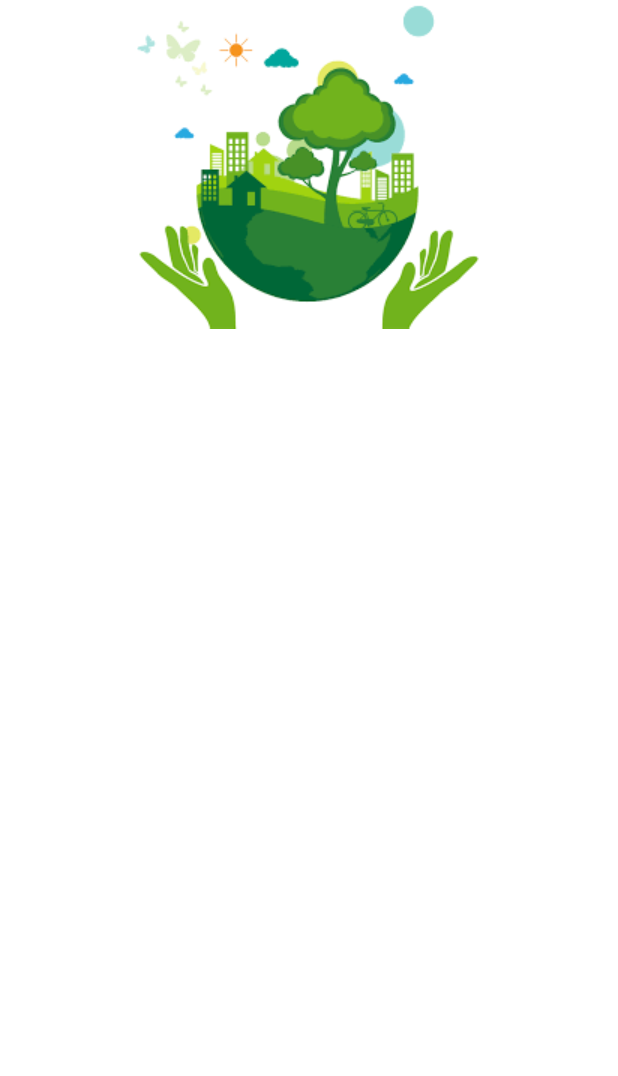
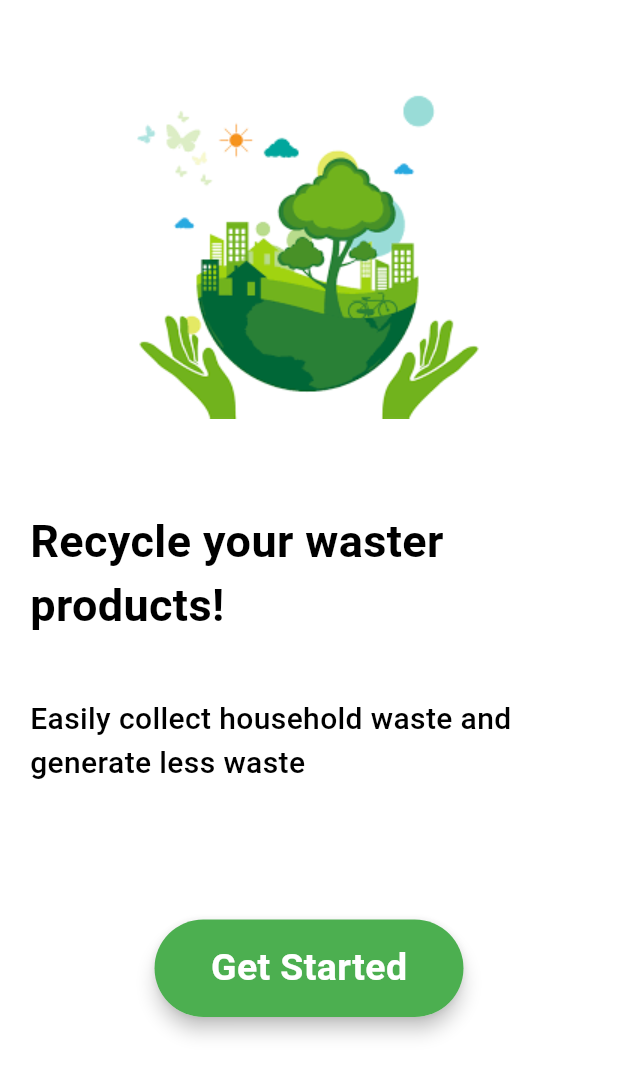
Before and after one commit to SalehTanvir/Recycle-App, a Flutter app: the screen it shows after launch, on a phone screen of 412 x 824 dp. Shown: the top 1076 px of the screen. Run offline on Flutter 3.47's test engine with Material 3 defaults, Android fonts, the phone set to English and light mode, and no system bars.

Commit message:
"front page"

```diff
--- a/lib/pages/features.dart
+++ b/lib/pages/features.dart
@@ -1,6 +1,7 @@
 //onboarding.dart
 
 import 'package:flutter/material.dart';
+import 'package:recycle_app/services/widget_support.dart';
 
 
 class Features extends StatefulWidget {
@@ -17,8 +18,34 @@ class _FeaturesState extends State<Features> {
       backgroundColor: Colors.white,
       body: Center(
 
-        child: Column( children: [
-          Image.asset("images/feature1.png", fit: BoxFit.fitWidth,)
+        child: Column(
+          children: [
+            SizedBox(height: 60.0,),
+          Image.asset("images/feature1.png", fit: BoxFit.fitWidth),
+          SizedBox(height: 60.0,),
+          Padding(padding: const EdgeInsets.only(left:20.0 ),
+          child: Text("Recycle your waster products!", style: AppWidget.headlinetextstyle(30.0),),
+
+          ),
+           SizedBox(height: 40.0,),
+           Padding(padding: const EdgeInsets.only(left: 20.0, right: 20.0),
+           child: Text(
+            "Easily collect household waste and generate less waste",
+           style: AppWidget.normaltextstyle(20.0),
+           ),
+           ),
+           SizedBox(height: 90.0,),
+          Material(
+            elevation: 5.0,
+            borderRadius: BorderRadius.circular(45),
+            child: Container(
+              height: 65,
+              width: MediaQuery.of(context).size.width/2,
+              decoration: BoxDecoration(color: Colors.green, borderRadius: BorderRadius.circular(45)),
+              child: Center(child: Text("Get Started", style: AppWidget.whitetextstyle(25.0))),
+
+            ),
+          )
 
         ],),
       ),
--- /dev/null
+++ b/lib/pages/home.dart
@@ -0,0 +1 @@
+import 'package:flutter/material.dart';
--- a/lib/services/widget_support.dart
+++ b/lib/services/widget_support.dart
@@ -0,0 +1,24 @@
+import 'package:flutter/material.dart';
+
+class AppWidget{
+  static TextStyle headlinetextstyle(double size) {
+    return TextStyle(color: Colors.black,
+     fontSize: size,
+      fontWeight: FontWeight.bold
+      );
+  }
+
+    static TextStyle normaltextstyle(double size) {
+    return TextStyle(color: Colors.black,
+     fontSize: size,
+      fontWeight: FontWeight.w500,
+       );
+  }
+    static TextStyle whitetextstyle(double size) {
+    return TextStyle(color: Colors.white,
+     fontSize: size,
+      fontWeight: FontWeight.bold,
+       );
+  }
+
+}
```
Also changed, not shown: 2 other files.
